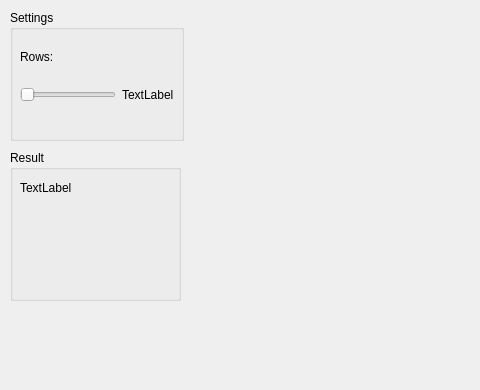
Before: the Qt Designer form Week1/mainwindow.ui in jiegec/codingterm, drawn with Qt 5; both pictures show x 0 to 480 and y 0 to 390 of the 1059 by 743 pixel window.
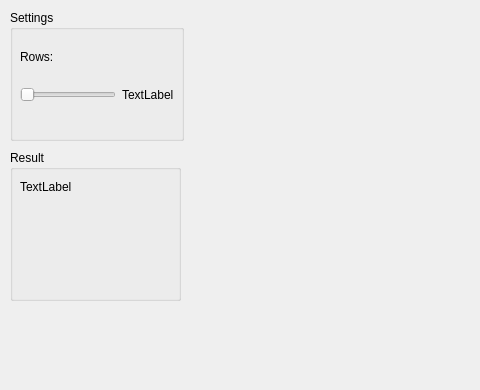
After: the same form once the commit is applied. Custom widgets are drawn as their Qt base class.

Patch:
```diff
--- a/Week1/mainwindow.ui
+++ b/Week1/mainwindow.ui
@@ -98,12 +98,18 @@
        <x>10</x>
        <y>30</y>
        <width>151</width>
-       <height>16</height>
+       <height>101</height>
       </rect>
      </property>
      <property name="text">
       <string>TextLabel</string>
      </property>
+     <property name="alignment">
+      <set>Qt::AlignLeading|Qt::AlignLeft|Qt::AlignTop</set>
+     </property>
+     <property name="wordWrap">
+      <bool>true</bool>
+     </property>
     </widget>
    </widget>
   </widget>
```
